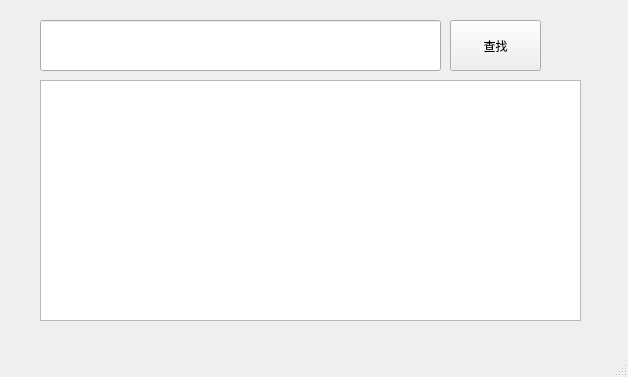
This is addnewtalk.ui in haokss/MeowTalk as Qt 5 draws it before an edit. The edited form follows.
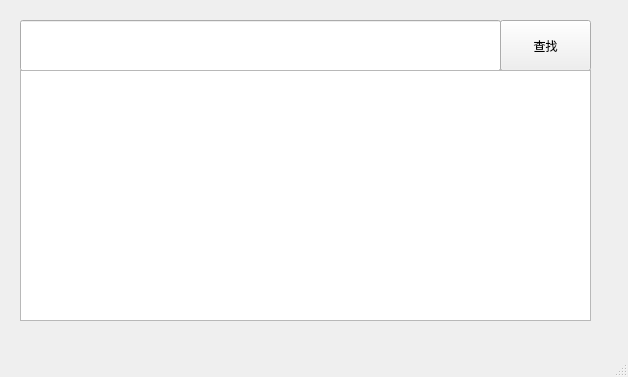
This is the edited form.

Diff of the .ui file:
```diff
--- a/addnewtalk.ui
+++ b/addnewtalk.ui
@@ -17,7 +17,7 @@
    <widget class="QWidget" name="widget" native="true">
     <property name="geometry">
      <rect>
-      <x>20</x>
+      <x>10</x>
       <y>20</y>
       <width>601</width>
       <height>301</height>
@@ -26,7 +26,7 @@
     <widget class="QPushButton" name="pushButton">
      <property name="geometry">
       <rect>
-       <x>430</x>
+       <x>490</x>
        <y>0</y>
        <width>91</width>
        <height>51</height>
@@ -39,20 +39,20 @@
     <widget class="QLineEdit" name="lineEdit">
      <property name="geometry">
       <rect>
-       <x>20</x>
+       <x>10</x>
        <y>0</y>
-       <width>401</width>
+       <width>481</width>
        <height>51</height>
       </rect>
      </property>
     </widget>
-    <widget class="QListView" name="listView_newFriend">
+    <widget class="QListWidget" name="listWidget">
      <property name="geometry">
       <rect>
-       <x>20</x>
-       <y>60</y>
-       <width>541</width>
-       <height>241</height>
+       <x>10</x>
+       <y>50</y>
+       <width>571</width>
+       <height>251</height>
       </rect>
      </property>
     </widget>
```
